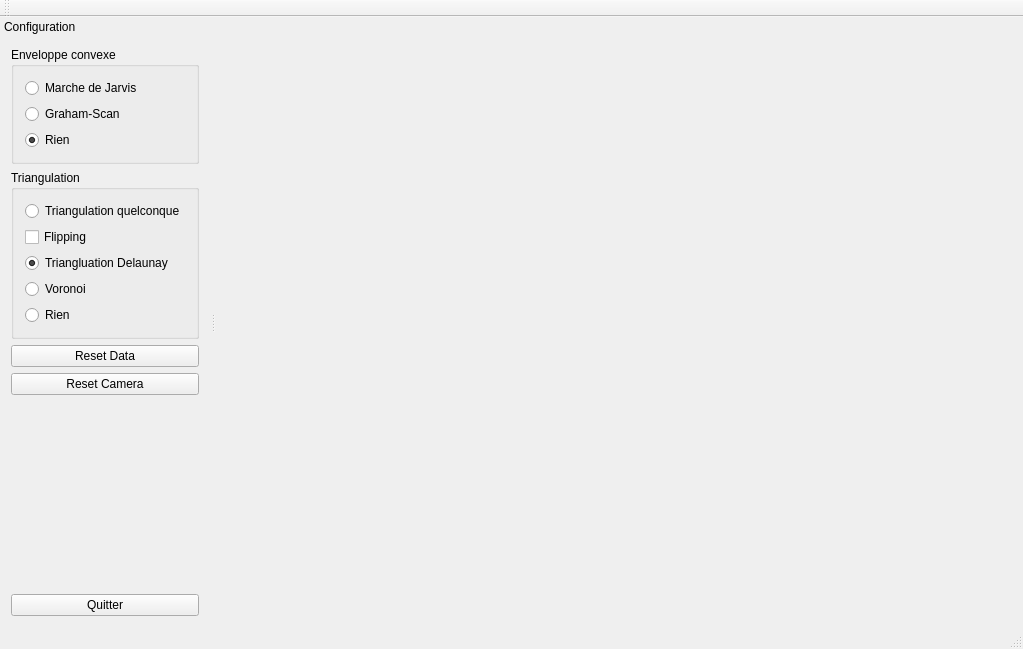
First picture: the form in form/math5a_triangulation.ui, repository ldkv/Math5A_Triangluation, before the edit.
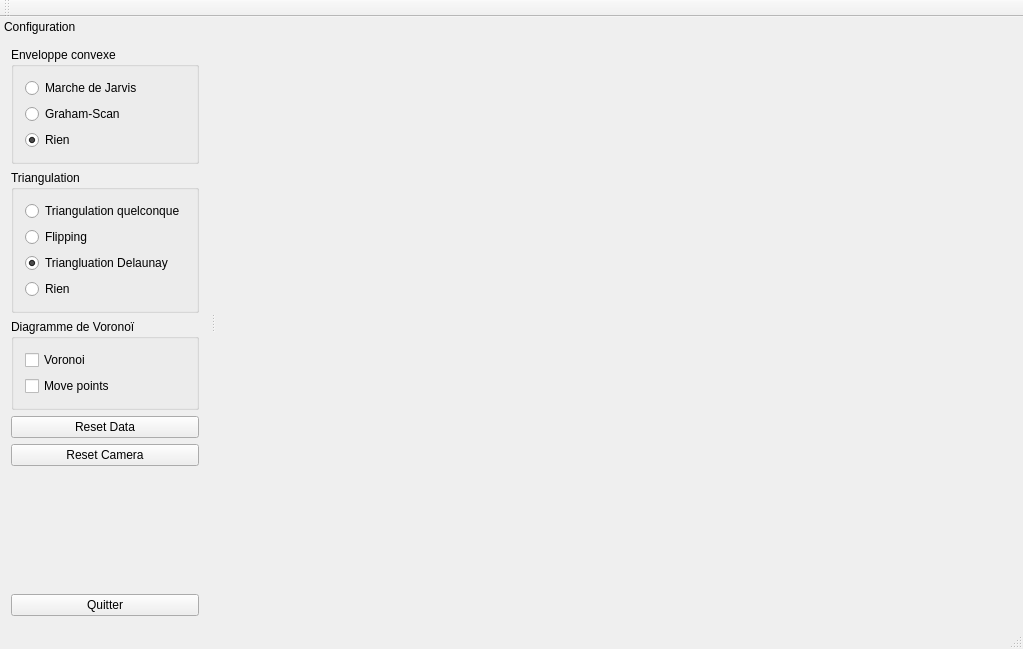
Second picture: the form after the edit.

Commit message: Mise à jour de l'UI. Ajouter de l'option MovePoint, séparer le Voronoi.

```diff
--- a/form/math5a_triangulation.ui
+++ b/form/math5a_triangulation.ui
@@ -52,8 +52,6 @@
    <widget class="QWidget" name="dockWidgetContents">
     <layout class="QVBoxLayout" name="verticalLayout_2">
      <item>
-      <layout class="QVBoxLayout" name="verticalLayout">
-       <item>
         <widget class="QGroupBox" name="groupEnvelop">
          <property name="title">
           <string>Enveloppe convexe</string>
@@ -100,7 +98,7 @@
            </widget>
           </item>
           <item>
-           <widget class="QCheckBox" name="cbFlipping">
+         <widget class="QRadioButton" name="rbFlipping">
             <property name="text">
              <string>Flipping</string>
             </property>
@@ -116,13 +114,6 @@
             </property>
            </widget>
           </item>
-          <item>
-           <widget class="QRadioButton" name="rbVoronoi">
-            <property name="text">
-             <string>Voronoi</string>
-            </property>
-           </widget>
-          </item>
           <item>
            <widget class="QRadioButton" name="rbNoneTri">
             <property name="text">
@@ -137,11 +128,31 @@
          <zorder>rbTriSimple</zorder>
          <zorder>rbNoneTri</zorder>
          <zorder>rbTriDelaunay</zorder>
-         <zorder>rbVoronoi</zorder>
-         <zorder>cbFlipping</zorder>
+       <zorder>rbFlipping</zorder>
+      </widget>
+     </item>
+     <item>
+      <widget class="QGroupBox" name="groupVoronoi">
+       <property name="title">
+        <string>Diagramme de Voronoï</string>
+       </property>
+       <layout class="QVBoxLayout" name="verticalLayout_6">
+        <item>
+         <widget class="QCheckBox" name="cbVoronoi">
+          <property name="text">
+           <string>Voronoi</string>
+          </property>
+         </widget>
+        </item>
+        <item>
+         <widget class="QCheckBox" name="cbMovePoint">
+          <property name="text">
+           <string>Move points</string>
+          </property>
         </widget>
        </item>
       </layout>
+      </widget>
      </item>
      <item>
       <widget class="QPushButton" name="bResetData">
```
Lines whose indentation alone changed are shown as unchanged. The commit also changes 4 other files.
